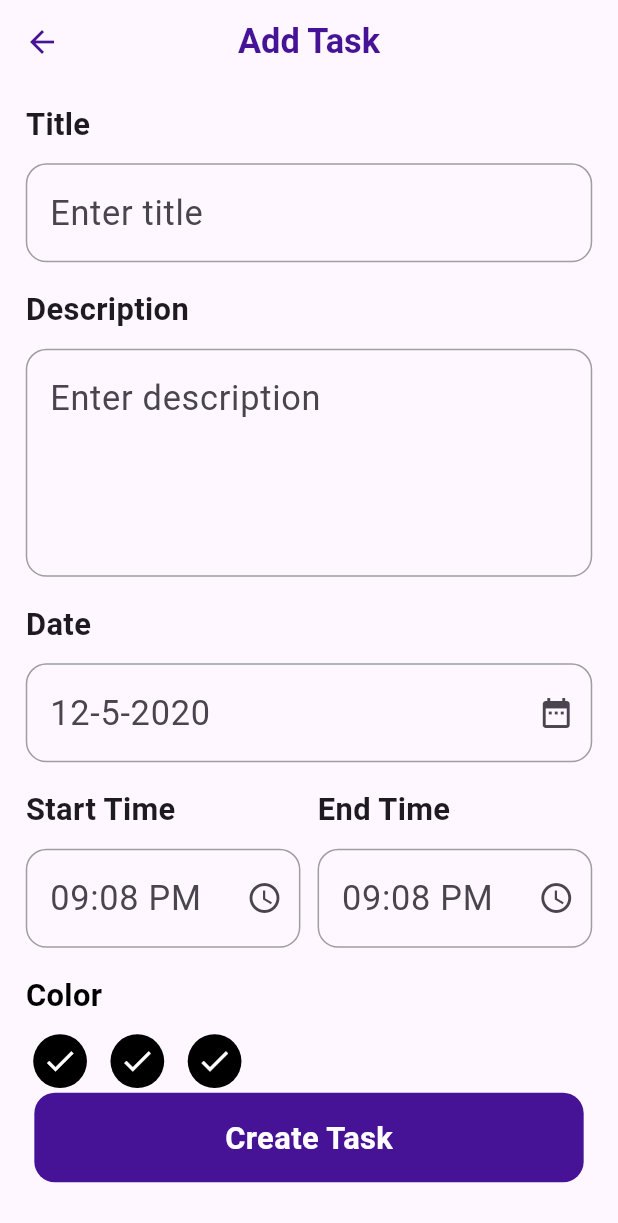
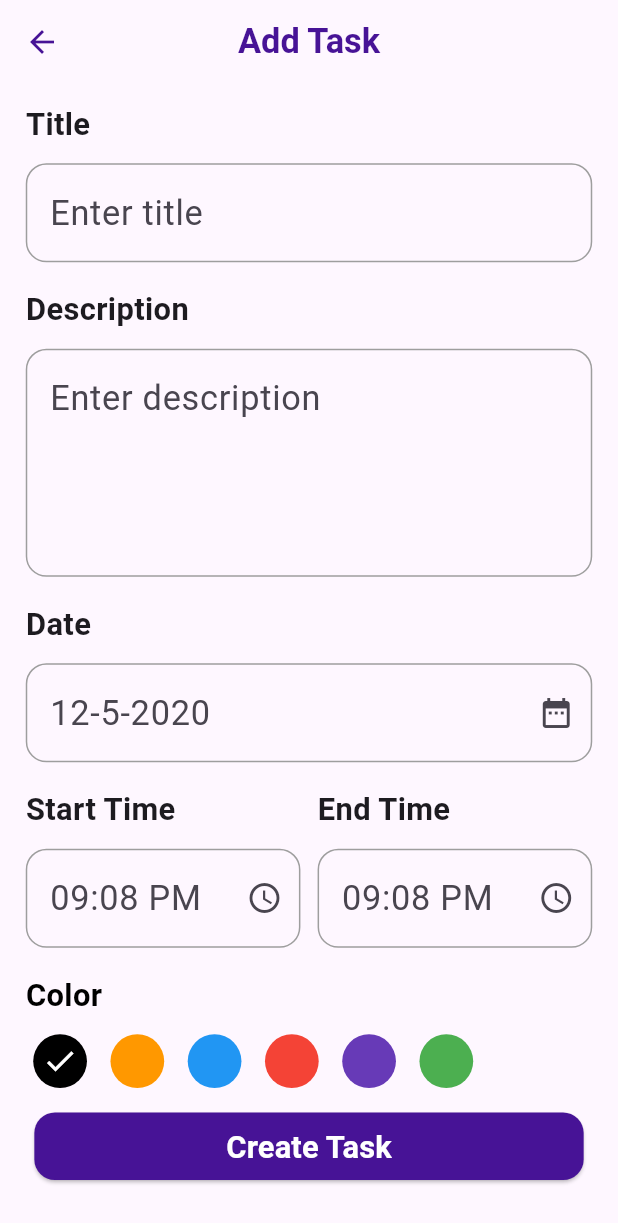
Before and after one commit to MohamedKhaled1151/Taskati_App, a Flutter app: the AddTask screen opened directly, on a phone screen of 412 x 824 dp. Shown: the top 1223 px of the screen. Run offline on Flutter 3.47's test engine with Material 3 defaults, Android fonts, the phone set to English and light mode, and no system bars; our stand-ins replace flutter_screenutil.

Commit message:
slect color

```diff
--- a/lib/features/add_task/add_task.dart
+++ b/lib/features/add_task/add_task.dart
@@ -3,28 +3,35 @@ import 'package:flutter/services.dart';
 import 'package:flutter_screenutil/flutter_screenutil.dart';
 import 'package:taskati/core/thems/app_colors.dart';
 import 'package:taskati/features/add_task/widgets/select_color.dart';
-import 'package:taskati/features/add_task/widgets/text_form_filed_with_titlt.dart';
+import 'package:taskati/features/add_task/widgets/text_form_filed_with_title.dart';
 
 class AddTask extends StatelessWidget {
-  const AddTask({super.key});
+   AddTask({super.key});
+   var  validationKey=GlobalKey<FormState>();
 
   @override
   Widget build(BuildContext context) {
     return Scaffold(
-      bottomNavigationBar: Container(
-        alignment: Alignment.center,
-        margin: EdgeInsets.only(left: 20.w,right: 20.w,bottom:30.h ),
-        height: 50.h,
-        decoration: BoxDecoration(
-          color: AppColors.mianColors,
-          borderRadius: BorderRadius.circular(12.r),
+      bottomNavigationBar:Padding(
+        padding:EdgeInsets.only(left:20.w,right: 20.w ,bottom: 30.h),
+         child: ElevatedButton(
+           style: ElevatedButton.styleFrom(
+             backgroundColor: AppColors.mianColors,
+             shape: RoundedRectangleBorder(
+               borderRadius: BorderRadius.circular(12.r)
+             )
+           ) ,
+           onPressed: (){
+             validationKey.currentState?.validate();
+           }, child: Padding(
+          padding:const EdgeInsets.all(8),
+          child: Text("Create Task",style: TextStyle(
+            fontSize: 18.sp,
+            fontWeight: FontWeight.bold,
+            color: Colors.white
+          ),),
+        )),
       ),
-        child: Text("Create Task",style: TextStyle(
-          fontWeight: FontWeight.bold,
-          fontSize: 18.sp,
-          color: Colors.white,
-        ),),
-      ) ,
       appBar: AppBar(
         iconTheme: IconThemeData(
           color: AppColors.mianColors,
@@ -44,19 +51,35 @@ class AddTask extends StatelessWidget {
         child: SingleChildScrollView(
           child: Padding(
             padding: EdgeInsets.symmetric(horizontal: 15.w, vertical: 10.h),
-            child: Column(spacing:14.h,
+            child: Form(
+              key: validationKey,
+              child: Column(
+                spacing:14.h,
                 crossAxisAlignment: CrossAxisAlignment.start,
                 children: [
-                TextFormFiledWithTitlt(
+                  TextFormFiledWithTitle(
                     title: "Title",
                     hintText: "Enter title",
+                    validator: (value){
+                      if(value==null || value.isEmpty){
+                        return "Title is required ";
+                      }
+                    },
                   ),
-                TextFormFiledWithTitlt(
+                  TextFormFiledWithTitle(
                     title: "Description",
                     hintText: "Enter description",
                     maxLine: 5,
+                    validator: (value){
+                      if(value==null || value.isEmpty){
+                        return "description is required ";
+                      }
+                    },
                   ),
-                TextFormFiledWithTitlt(
+                  TextFormFiledWithTitle(
+                    onTap: (){
+                      showDatePicker(context: context, firstDate: DateTime.now(), lastDate:DateTime(2030));
+                    },
                     title: "Date",
                     hintText: "12-5-2020",
                     suffixIcon: Icon(Icons.date_range),
@@ -64,7 +87,10 @@ class AddTask extends StatelessWidget {
                   Row(
                     children: [
                       Expanded(
-                      child: TextFormFiledWithTitlt(
+                        child: TextFormFiledWithTitle(
+                          onTap: (){
+                            showTimePicker(context: context, initialTime:TimeOfDay.now());
+                          },
                           title: "Start Time",
                           hintText: "09:08 PM",
                           suffixIcon: Icon(Icons.access_time),
@@ -72,7 +98,10 @@ class AddTask extends StatelessWidget {
                       ),
                       SizedBox(width: 10.w),
                       Expanded(
-                      child: TextFormFiledWithTitlt(
+                        child: TextFormFiledWithTitle(
+                          onTap: (){
+                            showTimePicker(context: context, initialTime:TimeOfDay.now());
+                          },
                           title: "End Time",
                           hintText: "09:08 PM",
                           suffixIcon: Icon(Icons.access_time),
@@ -86,6 +115,7 @@ class AddTask extends StatelessWidget {
             ),
           ),
         ),
+      ),
     );
   }
 }
--- a/lib/features/add_task/widgets/select_color.dart
+++ b/lib/features/add_task/widgets/select_color.dart
@@ -4,9 +4,25 @@
  import 'package:flutter/material.dart';
 import 'package:flutter_screenutil/flutter_screenutil.dart';
 
-class SelectColor extends StatelessWidget {
+class SelectColor extends StatefulWidget {
   final Color ?selectColor;
    const SelectColor({super.key,  this.selectColor});
+
+  @override
+  State<SelectColor> createState() => _SelectColorState();
+}
+
+class _SelectColorState extends State<SelectColor> {
+   List<Color> colors=[
+     Colors.black,
+     Colors.orange,
+     Colors.blue,
+     Colors.red,
+     Colors.deepPurple,
+     Colors.green
+   ];
+      int activeIndex=0;
+
 
    @override
    Widget build(BuildContext context) {
@@ -20,21 +36,41 @@ class SelectColor extends StatelessWidget {
          ),),
          SizedBox(height: 10.h,),
        SizedBox( height: 30.h,
-         child: ListView.separated
-         (   scrollDirection: Axis.horizontal,
-           itemCount:3,
+         child: ListView.separated( scrollDirection: Axis.horizontal,
+           itemCount:colors.length,
          itemBuilder:(context,index){
-         return CircleAvatar(
-           backgroundColor:Colors.black,
-           radius:20.r,
-           child: Icon(
-             Icons.check,
-             color:Colors.white,
-           ),
-         );}, separatorBuilder: (context,index)=>SizedBox(width: 5.w,),
-         ),
+         return ColorItem(
+        backgroundColor: colors[index],
+        isActive:index==activeIndex ,
+         onTap: (){
+            if(activeIndex!=index){
+              setState(() {
+                activeIndex=index;
+              });
+            }
+           },
+         );}, separatorBuilder: (context,index)=>SizedBox(width: 5.w,),),
        )
        ],
      );
    }
+}
+ class ColorItem extends StatelessWidget {
+   final Color? backgroundColor;
+   final bool isActive;
+   final void Function()? onTap;
+
+   const ColorItem({super.key, this.backgroundColor, this.isActive=false, this.onTap});
+
+   @override
+   Widget build(BuildContext context) {
+     return InkWell(
+       onTap:onTap ,
+       child: CircleAvatar(
+         backgroundColor:backgroundColor,
+         radius:20.r,
+         child: isActive? Icon(Icons.check, color:Colors.white,):null
+       ),
+     );
+   }
  }
--- a/lib/features/add_task/widgets/text_form_filed_with_titlt.dart
+++ b/lib/features/add_task/widgets/text_form_filed_with_title.dart
@@ -3,12 +3,19 @@ import 'package:flutter_screenutil/flutter_screenutil.dart';
 
 import '../../../core/thems/app_colors.dart';
 
-class TextFormFiledWithTitlt extends StatelessWidget {
+class TextFormFiledWithTitle extends StatelessWidget {
   final String title;
   final String hintText;
   final int maxLine ;
   final Icon?suffixIcon;
-  const TextFormFiledWithTitlt({super.key, required this.title, required this.hintText,  this.maxLine=1, this.suffixIcon});
+  final void Function()? onTap;
+   final String? Function(String?)? validator;
+  const TextFormFiledWithTitle({super.key,
+    required this.title,
+    required this.hintText,
+    this.maxLine=1,
+    this.suffixIcon,
+    this.validator, this.onTap});
 
   @override
   Widget build(BuildContext context) {
@@ -21,6 +28,8 @@ class TextFormFiledWithTitlt extends StatelessWidget {
         ),),
         SizedBox(height: 10.h,),
         TextFormField(
+          onTap: onTap,
+          readOnly: onTap!=null,
           decoration: InputDecoration(
             suffixIcon:suffixIcon,
             border: OutlineInputBorder(
@@ -40,6 +49,7 @@ class TextFormFiledWithTitlt extends StatelessWidget {
             ),
           ),
           maxLines: maxLine,
+          validator:validator,
 
         ),
       ],
```
Lines whose indentation alone changed are shown as unchanged.
